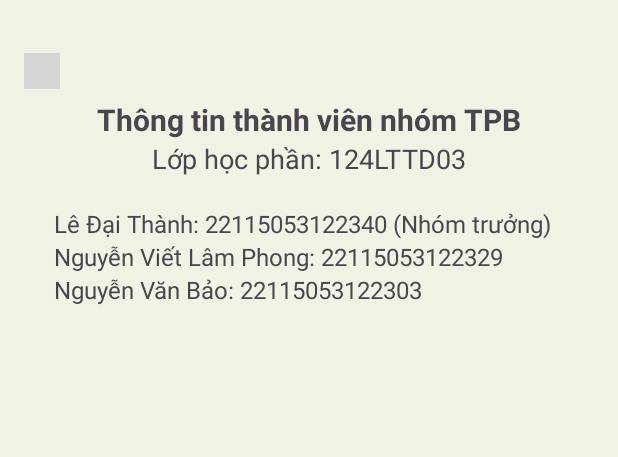
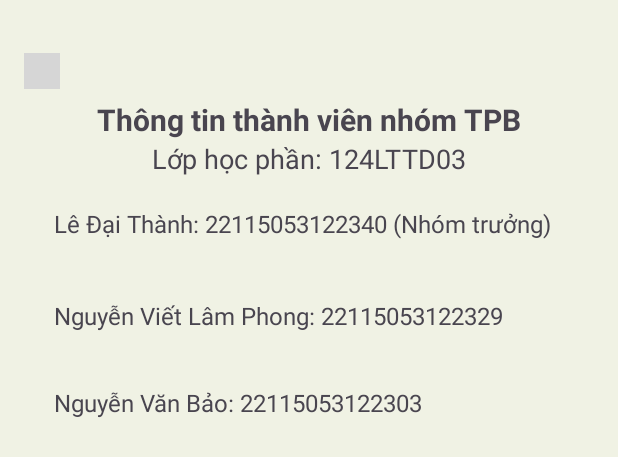
Before and after one commit to thanhdzno1st/com.thick124.lop124LTTD03.nhomTPB, an Android app: the layout thongtinsv.xml on its own in the app's theme, with its tools: preview values and no code run, on a phone screen of 412 x 824 dp. Shown: the top 457 px of the screen. Run offline under Robolectric (Android 15) with nearby library versions, the phone set to English and light mode, and no system bars; grey boxes are pictures that could not be loaded.

Commit message:
modify layout

```diff
--- a/app/src/main/res/layout/thongtinsv.xml
+++ b/app/src/main/res/layout/thongtinsv.xml
@@ -39,22 +39,26 @@
         android:layout_marginLeft="20dp"
         android:textStyle="normal"
         android:text="Lê Đại Thành: 22115053122340 (Nhóm trưởng)" />
+
     <TextView
         android:id="@+id/st_2"
-        android:layout_below="@+id/st_1"
         android:layout_width="wrap_content"
         android:layout_height="wrap_content"
+        android:layout_below="@+id/st_1"
+        android:layout_marginLeft="20dp"
+        android:layout_marginTop="39dp"
+        android:text="Nguyễn Viết Lâm Phong: 22115053122329"
         android:textSize="16sp"
-        android:layout_marginLeft="20dp"
-        android:textStyle="normal"
-        android:text="Nguyễn Viết Lâm Phong: 22115053122329" />
+        android:textStyle="normal" />
+
     <TextView
         android:id="@+id/st_3"
-        android:layout_below="@+id/st_2"
         android:layout_width="wrap_content"
         android:layout_height="wrap_content"
+        android:layout_below="@+id/st_2"
+        android:layout_marginLeft="20dp"
+        android:layout_marginTop="36dp"
+        android:text="Nguyễn Văn Bảo: 22115053122303"
         android:textSize="16sp"
-        android:layout_marginLeft="20dp"
-        android:textStyle="normal"
-        android:text="Nguyễn Văn Bảo: 22115053122303" />
+        android:textStyle="normal" />
 </RelativeLayout>
```
